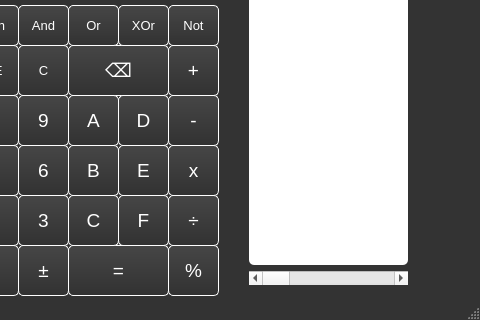
KGRC199913/QtCalculator, file mainwindow.ui: the form before one commit; both pictures show x 192 to 672 and y 195 to 515 of the 672 by 515 pixel window.
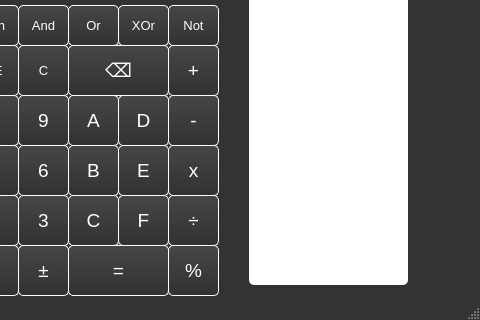
The form after the commit.

What changed in the file:
```diff
--- a/mainwindow.ui
+++ b/mainwindow.ui
@@ -1469,13 +1469,6 @@
        </property>
       </widget>
      </item>
-     <item>
-      <widget class="QScrollBar" name="horizontalScrollBar">
-       <property name="orientation">
-        <enum>Qt::Horizontal</enum>
-       </property>
-      </widget>
-     </item>
     </layout>
    </widget>
   </widget>
```
